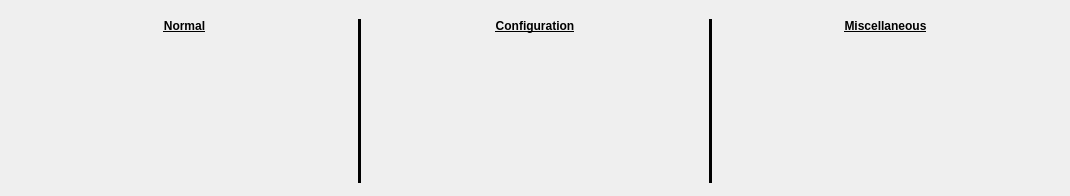
Old version of the form typhos/ui/engineering_screen.ui in the repository pcdshub/typhos.
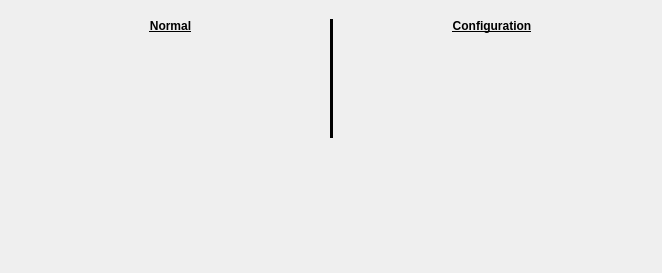
New version of the form. Custom widgets are drawn as their Qt base class.

Commit message: REF: rework default templates (misc panel removal; add normal panel)

```diff
--- a/typhos/ui/engineering_screen.ui
+++ b/typhos/ui/engineering_screen.ui
@@ -6,8 +6,8 @@
    <rect>
     <x>0</x>
     <y>0</y>
-    <width>1070</width>
-    <height>196</height>
+    <width>662</width>
+    <height>273</height>
    </rect>
   </property>
   <property name="sizePolicy">
@@ -28,7 +28,7 @@
     </widget>
    </item>
    <item>
-    <layout class="QHBoxLayout" name="signal_layout" stretch="1,0,1,0,1">
+    <layout class="QHBoxLayout" name="signal_layout" stretch="1,0,1">
      <property name="spacing">
       <number>2</number>
      </property>
@@ -170,64 +170,10 @@
        </item>
       </layout>
      </item>
-     <item>
-      <widget class="QFrame" name="frame_2">
-       <property name="frameShape">
-        <enum>QFrame::VLine</enum>
-       </property>
-       <property name="frameShadow">
-        <enum>QFrame::Plain</enum>
-       </property>
-       <property name="lineWidth">
-        <number>3</number>
-       </property>
-      </widget>
+    </layout>
      </item>
      <item>
-      <layout class="QVBoxLayout" name="misc_layout" stretch="0,0,1">
-       <item>
-        <widget class="QLabel" name="misc_label">
-         <property name="font">
-          <font>
-           <weight>75</weight>
-           <bold>true</bold>
-           <underline>true</underline>
-          </font>
-         </property>
-         <property name="text">
-          <string>Miscellaneous</string>
-         </property>
-         <property name="alignment">
-          <set>Qt::AlignCenter</set>
-         </property>
-        </widget>
-       </item>
-       <item alignment="Qt::AlignTop">
-        <widget class="TyphosSignalPanel" name="misc_panel">
-         <property name="toolTip">
-          <string/>
-         </property>
-         <property name="whatsThis">
-          <string>
-    Panel of Signals for Device
-    </string>
-         </property>
-         <property name="showHints" stdset="0">
-          <bool>false</bool>
-         </property>
-         <property name="showNormal" stdset="0">
-          <bool>false</bool>
-         </property>
-         <property name="showConfig" stdset="0">
-          <bool>false</bool>
-         </property>
-         <property name="sortBy" stdset="0">
-          <enum>TyphosSignalPanel::byName</enum>
-         </property>
-        </widget>
-       </item>
-       <item>
-        <spacer name="verticalSpacer_3">
+    <spacer name="frame_spacer">
          <property name="orientation">
           <enum>Qt::Vertical</enum>
          </property>
@@ -238,10 +184,6 @@
           </size>
          </property>
         </spacer>
-       </item>
-      </layout>
-     </item>
-    </layout>
    </item>
   </layout>
  </widget>
```
Left out of the diff: 4 changed lines with no effect on the pictures. Lines whose indentation alone changed are shown as unchanged. The commit also changes 2 other files.
